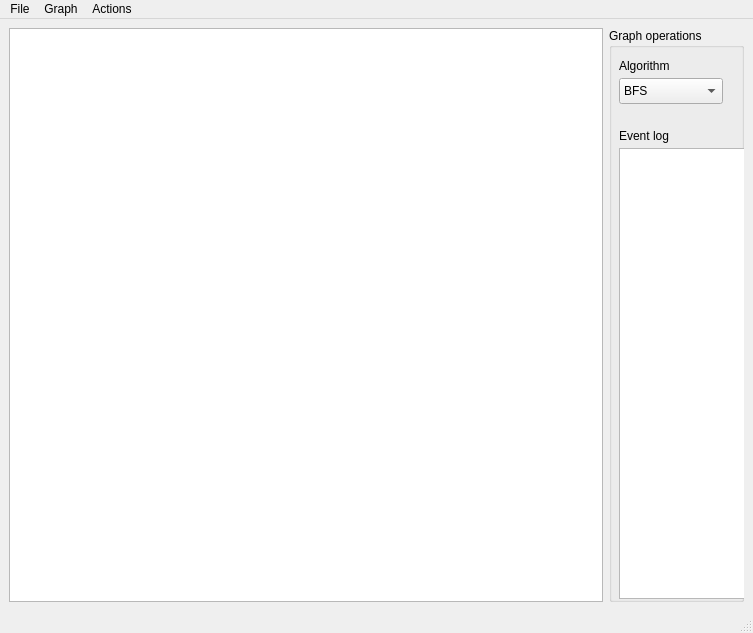
Before: the Qt Designer form mainwindow.ui in darthdeus/graphite-gui, drawn with Qt 5.
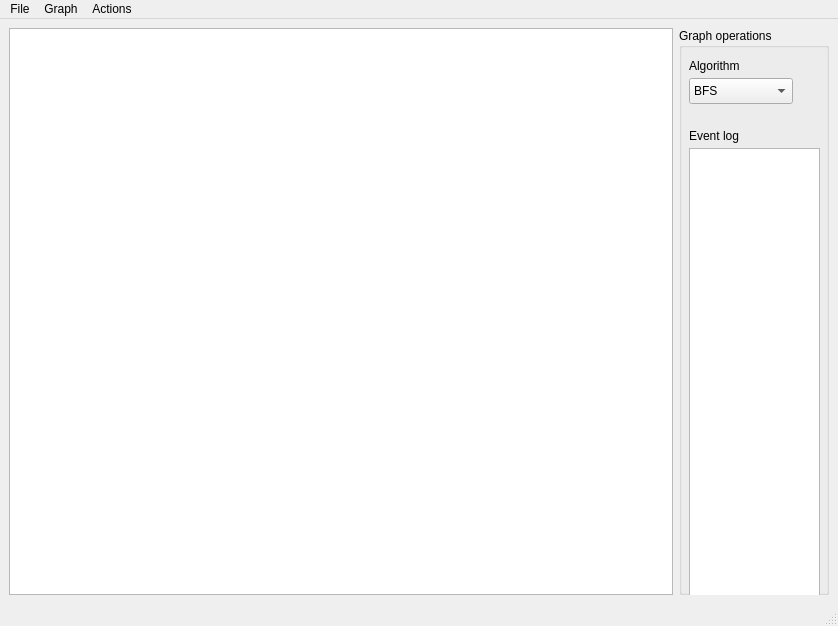
After: the same form once the commit is applied.

Patch:
```diff
--- a/mainwindow.ui
+++ b/mainwindow.ui
@@ -6,8 +6,8 @@
    <rect>
     <x>0</x>
     <y>0</y>
-    <width>753</width>
-    <height>633</height>
+    <width>838</width>
+    <height>626</height>
    </rect>
   </property>
   <property name="windowTitle">
@@ -29,6 +29,12 @@
         <verstretch>0</verstretch>
        </sizepolicy>
       </property>
+      <property name="minimumSize">
+       <size>
+        <width>150</width>
+        <height>0</height>
+       </size>
+      </property>
       <property name="title">
        <string>Graph operations    </string>
       </property>
@@ -110,8 +116,8 @@
     <rect>
      <x>0</x>
      <y>0</y>
-     <width>753</width>
-     <height>22</height>
+     <width>838</width>
+     <height>21</height>
     </rect>
    </property>
    <widget class="QMenu" name="menuFile">
```
